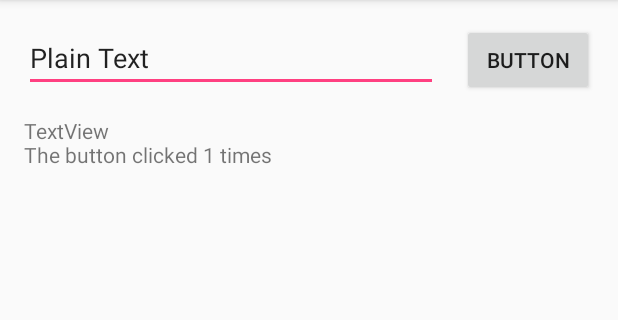
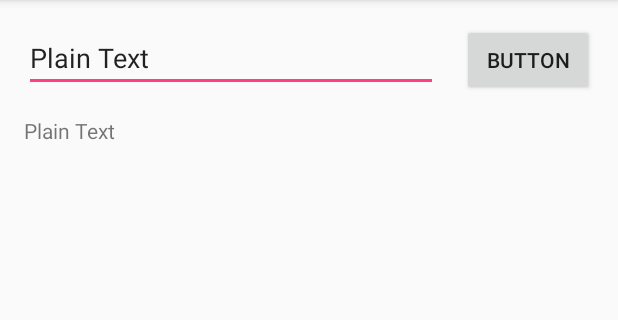
Before and after one commit to UomMobileDevelopment/Lesson_03_2019, an Android app: the screen it shows after launch (MainActivity), after a tap on "BUTTON", on a phone screen of 412 x 824 dp, the part 84-404 px from its top. Run offline under Robolectric (Android 15) with nearby library versions, the phone set to English and light mode, and no system bars.

Commit message:
activity lifecycle monitoring

```diff
--- a/app/src/main/java/gr/uom/android/buttoncounter/MainActivity.java
+++ b/app/src/main/java/gr/uom/android/buttoncounter/MainActivity.java
@@ -1,7 +1,10 @@
 package gr.uom.android.buttoncounter;
 
 import android.os.Bundle;
+import android.os.PersistableBundle;
 import android.support.v7.app.AppCompatActivity;
+import android.text.method.ScrollingMovementMethod;
+import android.util.Log;
 import android.view.View;
 import android.widget.Button;
 import android.widget.EditText;
@@ -9,13 +12,15 @@ import android.widget.TextView;
 
 public class MainActivity extends AppCompatActivity {
 
+    private static final String TAG = "MainActivity";
+
     private  EditText userInput;
     private Button button;
     private TextView textView;
-    private int numTimesClicked =0;
 
     @Override
     protected void onCreate(Bundle savedInstanceState) {
+        Log.d(TAG, "onCreate: in");
         super.onCreate(savedInstanceState);
         setContentView(R.layout.activity_main);
 
@@ -23,14 +28,65 @@ public class MainActivity extends AppCompatActivity {
         button = (Button)findViewById(R.id.button);
         textView = (TextView)findViewById(R.id.textView);
 
+        textView.setMovementMethod(new ScrollingMovementMethod());
+
         View.OnClickListener onClickListener = new View.OnClickListener() {
             @Override
             public void onClick(View view) {
-                numTimesClicked++;
-                String result = "\nThe button clicked " + numTimesClicked + " times";
-                textView.append(result);
+               String result = userInput.getText().toString();
+               result += "\n";
+
+               textView.append(result);
             }
         };
         button.setOnClickListener(onClickListener);
+        Log.d(TAG, "onCreate: out");
+    }
+
+    @Override
+    protected void onDestroy() {
+        Log.d(TAG, "onDestroy: in");
+        super.onDestroy();
+    }
+
+    @Override
+    protected void onStart() {
+        Log.d(TAG, "onStart: in");
+        super.onStart();
+    }
+
+    @Override
+    protected void onStop() {
+        Log.d(TAG, "onStop: in");
+        super.onStop();
+    }
+
+    @Override
+    protected void onRestart() {
+        Log.d(TAG, "onRestart: in");
+        super.onRestart();
+    }
+
+    @Override
+    protected void onPause() {
+        super.onPause();
+    }
+
+    @Override
+    protected void onResume() {
+        Log.d(TAG, "onResume: in");
+        super.onResume();
+    }
+
+    @Override
+    public void onSaveInstanceState(Bundle outState, PersistableBundle outPersistentState) {
+        Log.d(TAG, "onSaveInstanceState: in");
+        super.onSaveInstanceState(outState, outPersistentState);
+    }
+
+    @Override
+    protected void onRestoreInstanceState(Bundle savedInstanceState) {
+        Log.d(TAG, "onRestoreInstanceState: in");
+        super.onRestoreInstanceState(savedInstanceState);
     }
 }
--- a/app/src/main/res/layout/activity_main.xml
+++ b/app/src/main/res/layout/activity_main.xml
@@ -41,7 +41,6 @@
         android:scrollHorizontally="false"
         android:scrollIndicators="right|end"
         android:scrollbars="vertical"
-        android:text="TextView"
         app:layout_constraintBottom_toBottomOf="parent"
         app:layout_constraintLeft_toLeftOf="parent"
         app:layout_constraintRight_toRightOf="parent"
```
